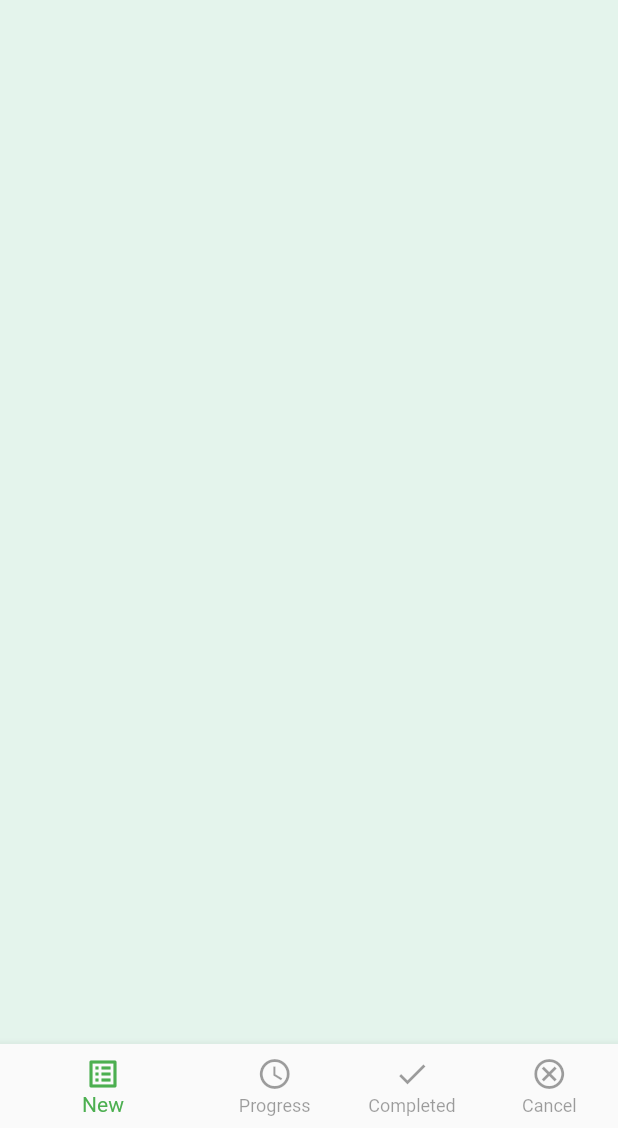
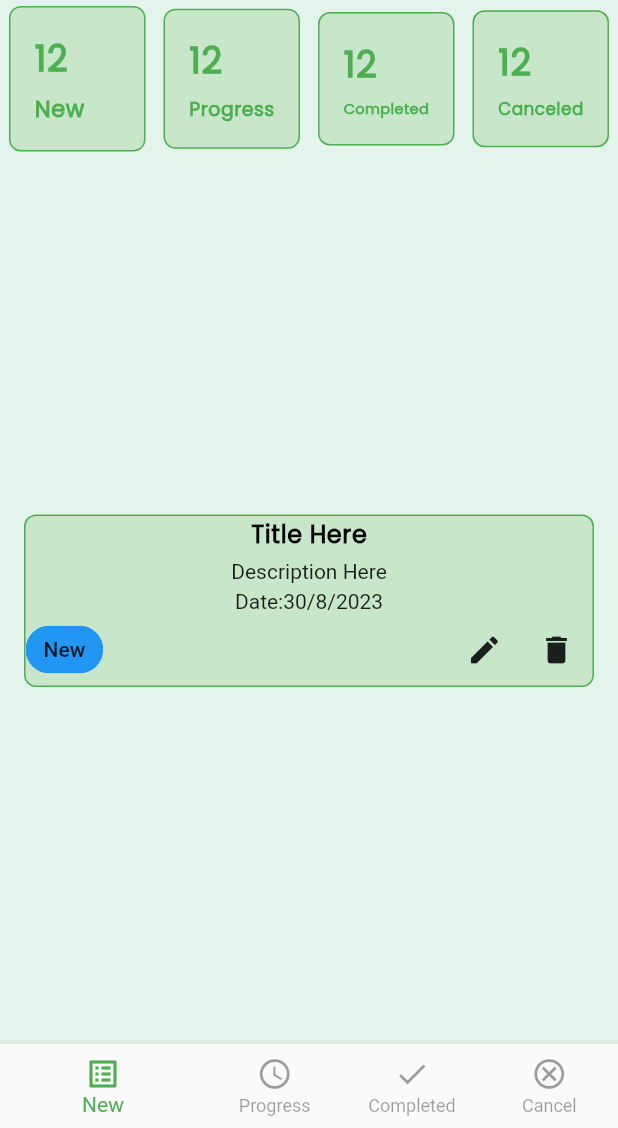
Before and after one commit to Ibrahim-K98han/Flutter_Taskmanager_Application, a Flutter app: the MainBottomNavBar screen opened directly, on a phone screen of 412 x 824 dp, the part 108-1236 px from its top. Run offline on Flutter 3.47's test engine with Material 2 defaults, Android fonts, the phone set to English and light mode, and no system bars; our stand-ins replace lottie, pin_code_fields.

Commit message:
new task screen ui half done

```diff
--- a/lib/style/text_style.dart
+++ b/lib/style/text_style.dart
@@ -8,7 +8,27 @@ TextStyle Head1Text = const TextStyle(
 
 TextStyle Head15Text = const TextStyle(
     color: Colors.grey,
-    fontSize: 14,
+    fontSize: 15,
     fontFamily: 'Poppins',
     letterSpacing: 0.4,
     fontWeight: FontWeight.w700);
+TextStyle Head16Text = const TextStyle(
+    color: Colors.black,
+    fontSize: 16,
+    fontFamily: 'Poppins',
+    letterSpacing: 0.4,
+    fontWeight: FontWeight.w700);
+
+TextStyle Head12Text = const TextStyle(
+    color: Colors.grey,
+    fontSize: 12,
+    fontFamily: 'Poppins',
+    letterSpacing: 0.4,
+    fontWeight: FontWeight.w700);
+
+TextStyle Head24Text = const TextStyle(
+    color: Colors.green,
+    fontSize: 24,
+    fontFamily: 'Poppins',
+    letterSpacing: 0.4,
+    fontWeight: FontWeight.w700);
--- a/lib/ui/screens/main_bottom_navbar.dart
+++ b/lib/ui/screens/main_bottom_navbar.dart
@@ -3,6 +3,8 @@ import 'package:taskmanager/ui/screens/canceled_task_screen.dart';
 import 'package:taskmanager/ui/screens/completed_task_screen.dart';
 import 'package:taskmanager/ui/screens/inprogress_task_screen.dart';
 import 'package:taskmanager/ui/screens/new_task_screen.dart';
+
+import '../widgets/user_profile_widget.dart';
 
 class MainBottomNavBar extends StatefulWidget {
   const MainBottomNavBar({super.key});
@@ -25,13 +27,7 @@ class _MainBottomNavBarState extends State<MainBottomNavBar> {
       body: SafeArea(
         child: Column(
           children: [
-            const ListTile(
-              contentPadding: EdgeInsets.symmetric(horizontal: 16, vertical: 0),
-              tileColor: Colors.green,
-              leading: CircleAvatar(child: Icon(Icons.person)),
-              title: Text('Ibrahim Khan'),
-              subtitle: Text('ibrahim@gmail.com'),
-            ),
+            UserProfileWidget(),
             Expanded(child: screen[selectedIndex]),
           ],
         ),
--- a/lib/ui/screens/new_task_screen.dart
+++ b/lib/ui/screens/new_task_screen.dart
@@ -1,5 +1,6 @@
 import 'package:flutter/material.dart';
-
+import 'package:taskmanager/style/text_style.dart';
+import '../widgets/dashboard_item_widget.dart';
 import '../widgets/screen_background.dart';
 
 class NewTaskScreen extends StatefulWidget {
@@ -14,15 +15,90 @@ class _NewTaskScreenState extends State<NewTaskScreen> {
   Widget build(BuildContext context) {
     return Scaffold(
       body: ScreenBackgroun(
-        child: const Padding(
-          padding: EdgeInsets.all(24),
-          child: Column(
-            mainAxisAlignment: MainAxisAlignment.center,
-            crossAxisAlignment: CrossAxisAlignment.start,
-            children: [
-
-            ],
-          ),
+        child: Column(
+          children: [
+            Row(
+              children: [
+                Expanded(
+                  child: DashboardItemWidget(
+                    numberOfTask: 12,
+                    typeOfTask: 'New',
+                  ),
+                ),
+                Expanded(
+                  child: DashboardItemWidget(
+                    numberOfTask: 12,
+                    typeOfTask: 'Progress',
+                  ),
+                ),
+                Expanded(
+                  child: DashboardItemWidget(
+                    numberOfTask: 12,
+                    typeOfTask: 'Completed',
+                  ),
+                ),
+                Expanded(
+                  child: DashboardItemWidget(
+                    numberOfTask: 12,
+                    typeOfTask: 'Canceled',
+                  ),
+                ),
+              ],
+            ),
+            Expanded(
+              child: Padding(
+                padding: const EdgeInsets.all(8.0),
+                child: Column(
+                  crossAxisAlignment: CrossAxisAlignment.start,
+                  mainAxisAlignment: MainAxisAlignment.center,
+                  children: [
+                    Container(
+                      margin: const EdgeInsets.all(8),
+                      decoration: BoxDecoration(
+                        color: Colors.green.shade100,
+                        border: Border.all(color: Colors.green, width: 1),
+                        borderRadius: BorderRadius.circular(8),
+                      ),
+                      child: Column(
+                        children: [
+                          Text(
+                            'Title Here',
+                            style: Head16Text,
+                          ),
+                          const SizedBox(
+                            height: 5,
+                          ),
+                          Text('Description Here'),
+                          const SizedBox(
+                            height: 4,
+                          ),
+                          Text('Date:30/8/2023'),
+                          Row(
+                            mainAxisAlignment: MainAxisAlignment.spaceBetween,
+                            children: [
+                              Chip(
+                                label: Text('New'),
+                                backgroundColor: Colors.blue,
+                              ),
+                              Spacer(),
+                              IconButton(
+                                onPressed: () {},
+                                icon: Icon(Icons.edit),
+                              ),
+                              IconButton(
+                                onPressed: () {},
+                                icon: Icon(Icons.delete),
+                              )
+                            ],
+                          )
+                        ],
+                      ),
+                    ),
+                  ],
+                ),
+              ),
+            )
+          ],
         ),
       ),
     );
--- /dev/null
+++ b/lib/ui/widgets/dashboard_item_widget.dart
@@ -0,0 +1,49 @@
+import 'package:flutter/material.dart';
+
+import '../../style/text_style.dart';
+
+class DashboardItemWidget extends StatelessWidget {
+  DashboardItemWidget({
+    super.key,
+    required this.numberOfTask,
+    required this.typeOfTask,
+  });
+
+  final int numberOfTask;
+  final String typeOfTask;
+
+  @override
+  Widget build(BuildContext context) {
+    return Padding(
+      padding: const EdgeInsets.symmetric(horizontal: 6, vertical: 4),
+      child: Container(
+        decoration: BoxDecoration(
+          color: Colors.green.shade100,
+          border: Border.all(color: Colors.green, width: 1),
+          borderRadius: BorderRadius.circular(8),
+        ),
+        child: Padding(
+          padding: const EdgeInsets.all(16),
+          child: Column(
+            crossAxisAlignment: CrossAxisAlignment.start,
+            children: [
+              Text(
+                numberOfTask.toString(),
+                style: Head24Text,
+              ),
+              const SizedBox(
+                height: 4,
+              ),
+              FittedBox(
+                child: Text(
+                  typeOfTask,
+                  style: Head15Text.copyWith(color: Colors.green),
+                ),
+              )
+            ],
+          ),
+        ),
+      ),
+    );
+  }
+}
--- /dev/null
+++ b/lib/ui/widgets/user_profile_widget.dart
@@ -0,0 +1,18 @@
+import 'package:flutter/material.dart';
+
+class UserProfileWidget extends StatelessWidget {
+  const UserProfileWidget({
+    super.key,
+  });
+
+  @override
+  Widget build(BuildContext context) {
+    return const ListTile(
+      contentPadding: EdgeInsets.symmetric(horizontal: 16, vertical: 0),
+      tileColor: Colors.green,
+      leading: CircleAvatar(child: Icon(Icons.person)),
+      title: Text('Ibrahim Khan'),
+      subtitle: Text('ibrahim@gmail.com'),
+    );
+  }
+}
```
